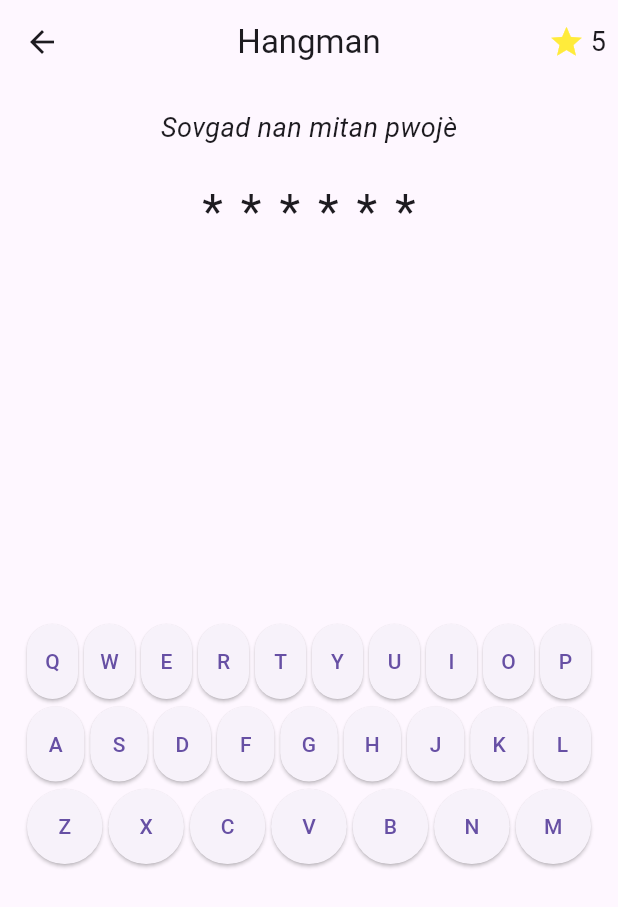
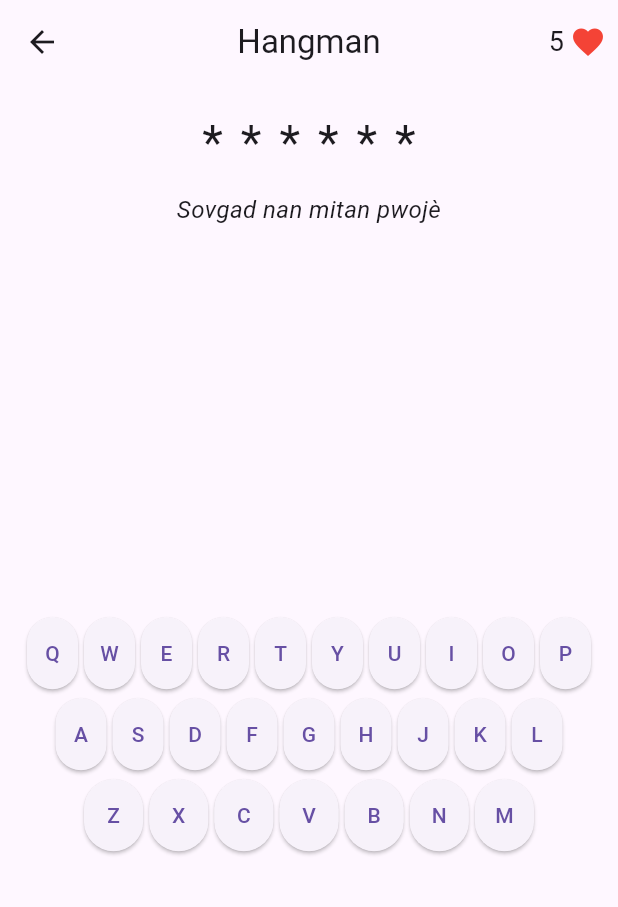
Before and after one commit to deyizark/momnsen_hangman, a Flutter app: the GameScreen screen opened directly, on a phone screen of 412 x 824 dp. Shown: the top 907 px of the screen. Run offline on Flutter 3.47's test engine with Material 3 defaults, Android fonts, the phone set to English and light mode, and no system bars.

Commit message:
--Feat: clavier fit

```diff
--- a/lib/main.dart
+++ b/lib/main.dart
@@ -121,9 +121,9 @@ class _GameScreenState extends State<GameScreen> {
             padding: const EdgeInsets.all(8.0),
             child: Row(
               children: [
-                Icon(Icons.star, color: Colors.yellow),
+                Text("$chans", style: TextStyle(fontSize: 18)),
                 SizedBox(width: 4),
-                Text("$chans", style: TextStyle(fontSize: 18)),
+                Icon(Icons.favorite, color: Colors.red),
               ],
             ),
           ),
@@ -134,13 +134,14 @@ class _GameScreenState extends State<GameScreen> {
         child: Column(
           children: [
             Text(
-              hint,
-              style: TextStyle(fontSize: 18, fontStyle: FontStyle.italic),
-            ),
-            SizedBox(height: 20),
-            Text(
               moKache.join(" "),
               style: TextStyle(fontSize: 32, letterSpacing: 2),
+            ),
+            SizedBox(height: 10),
+            Text(
+              hint,
+              style: TextStyle(fontSize: 16, fontStyle: FontStyle.italic),
+              textAlign: TextAlign.center,
             ),
             SizedBox(height: 20),
             Expanded(child: buildKeyboard()),
@@ -158,35 +159,38 @@ class _GameScreenState extends State<GameScreen> {
     return Column(
       mainAxisAlignment: MainAxisAlignment.center,
       children: [
-        buildKeyboardRow(row1),
-        SizedBox(height: 5),
-        buildKeyboardRow(row2),
-        SizedBox(height: 5),
-        buildKeyboardRow(row3),
+        buildKeyboardRow(row1, 1),
+        SizedBox(height: 6),
+        buildKeyboardRow(row2, 0.9),
+        SizedBox(height: 6),
+        buildKeyboardRow(row3, 0.8),
       ],
     );
   }
 
-  Widget buildKeyboardRow(List<String> letYo) {
-    return Row(
+  Widget buildKeyboardRow(List<String> letters, double widthFactor) {
+    return FractionallySizedBox(
+      widthFactor: widthFactor,
+      child: Row(
         mainAxisAlignment: MainAxisAlignment.center,
-      children: letYo.map((let) {
-        return Expanded(
+        children: letters.map((let) {
+          return Flexible(
             child: Padding(
               padding: const EdgeInsets.symmetric(horizontal: 2),
               child: ElevatedButton(
                 onPressed: letDejaItilize.contains(let)
                     ? null
                     : () => checkLetter(let),
-              child: Text(let),
                 style: ElevatedButton.styleFrom(
-                minimumSize: Size(0, 50),
+                  minimumSize: Size(double.infinity, 48),
                   padding: EdgeInsets.zero,
                 ),
+                child: Text(let),
               ),
             ),
           );
         }).toList(),
+      ),
     );
   }
 }
```
Lines whose indentation alone changed are shown as unchanged.
